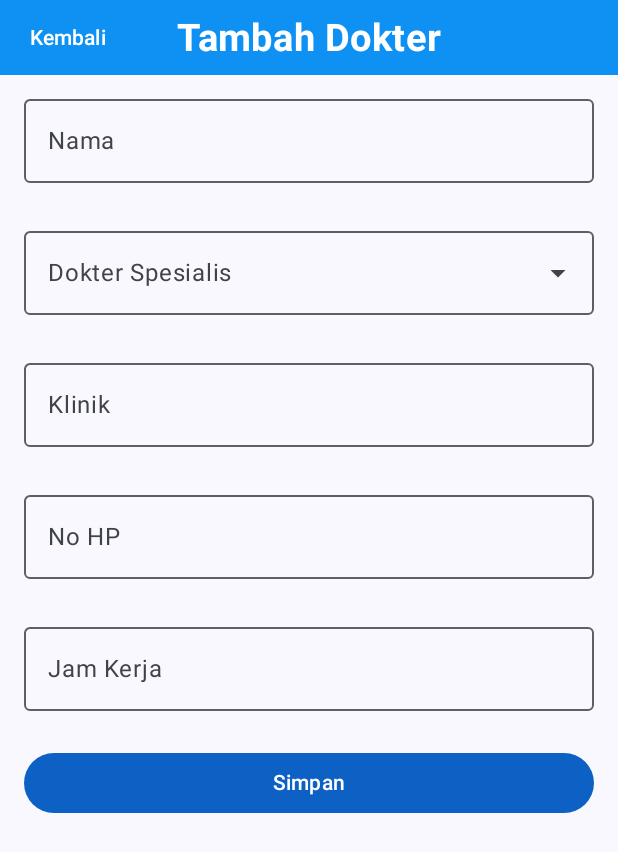
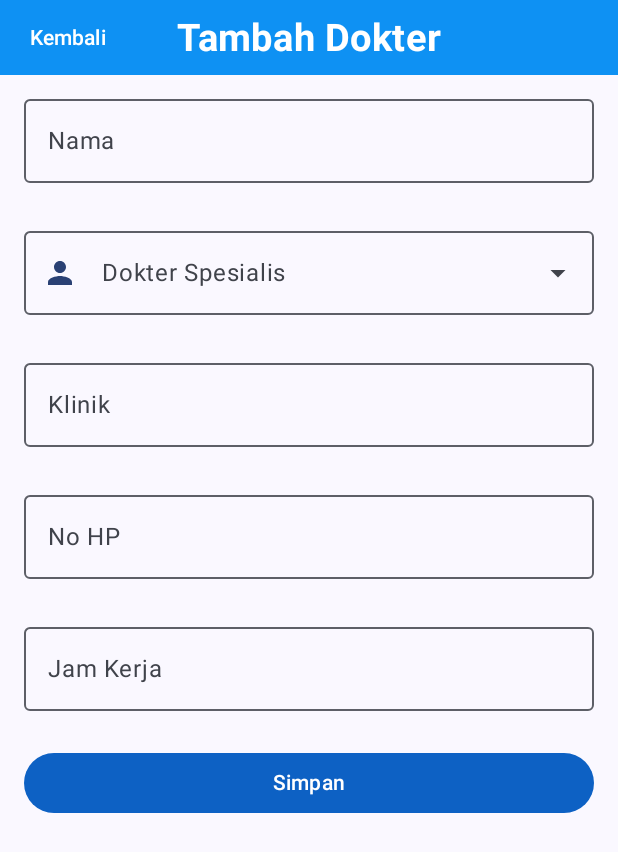
Before and after one commit to isro24/-UcpRoomDatabase_0047, an Android app built with Jetpack Compose: the InsertDokterView screen opened through its navigation route, on a phone screen of 412 x 824 dp. Shown: the top 852 px of the screen. Run offline under Robolectric (Android 15) with nearby library versions, the phone set to English and light mode, and no system bars; our stand-ins replace accompanist.

Commit message:
Menambah Icon Dropdown DokterSpesialis

```diff
--- a/app/src/main/java/com/example/ucp2/ui/costumwidget/DynamicSelectedField.kt
+++ b/app/src/main/java/com/example/ucp2/ui/costumwidget/DynamicSelectedField.kt
@@ -1,10 +1,14 @@
 package com.example.ucp2.ui.costumwidget
 
 import androidx.compose.foundation.layout.fillMaxWidth
+import androidx.compose.material.icons.Icons
+import androidx.compose.material.icons.filled.Person
 import androidx.compose.material3.DropdownMenuItem
 import androidx.compose.material3.ExperimentalMaterial3Api
 import androidx.compose.material3.ExposedDropdownMenuBox
 import androidx.compose.material3.ExposedDropdownMenuDefaults
+import androidx.compose.material3.Icon
+import androidx.compose.material3.MaterialTheme
 import androidx.compose.material3.OutlinedTextField
 import androidx.compose.material3.OutlinedTextFieldDefaults
 import androidx.compose.material3.Text
@@ -39,6 +43,13 @@ fun DynamicSelectedField(
             value = selectedValue,
             onValueChange = {},
             label = { Text(text = label) },
+            leadingIcon = {
+                Icon(
+                    Icons.Filled.Person,
+                    contentDescription = null,
+                    tint = MaterialTheme.colorScheme.primary
+                )
+            },
             trailingIcon = {
                 ExposedDropdownMenuDefaults.TrailingIcon(expanded = expended)
             },
```
